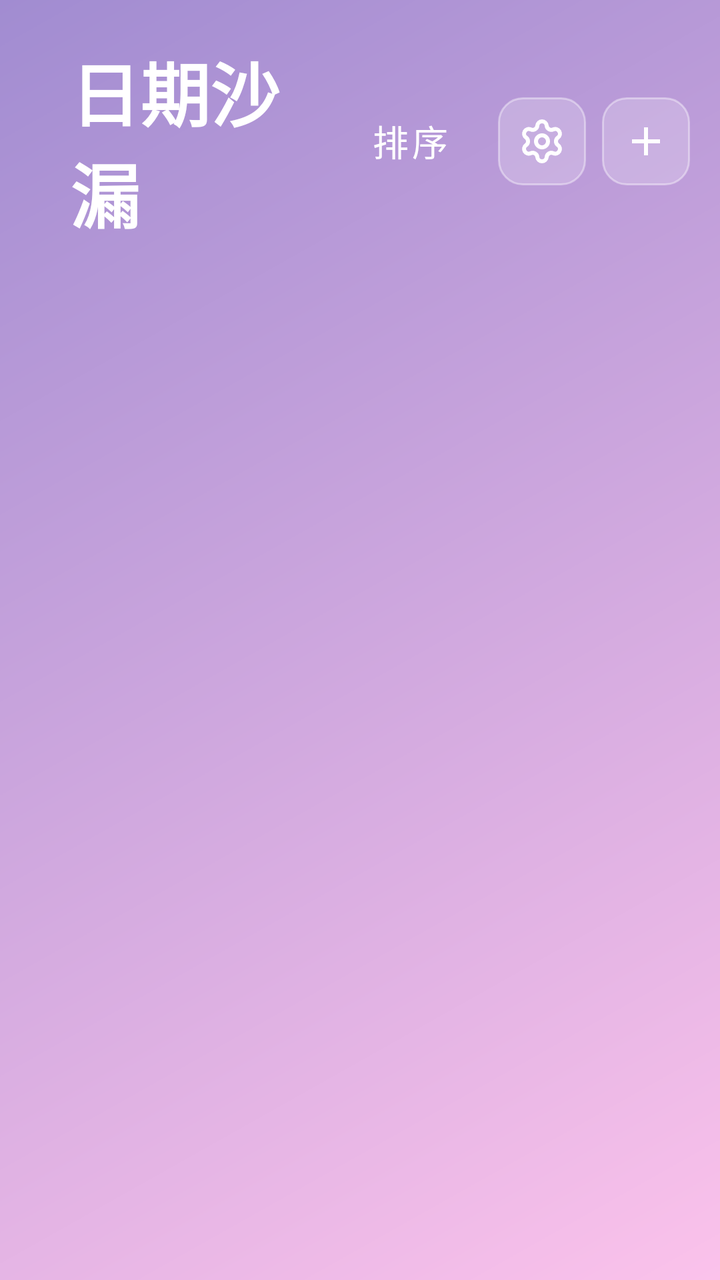
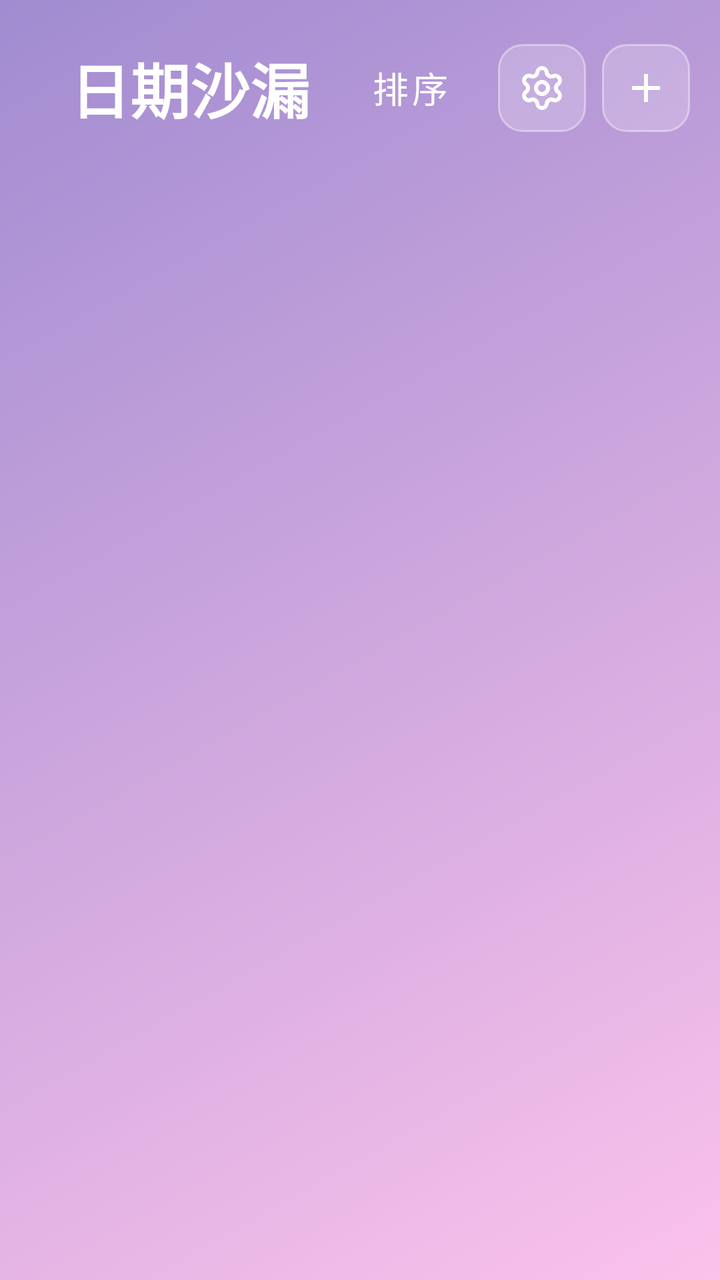

Two renders of the same Android screen: before a commit and after it. Below are the layout's source before the change and the commit's diff.
<!-- AndroidManifest.xml: application theme Theme.MyDays -->
<!-- res/layout/activity_main.xml -->
<?xml version="1.0" encoding="utf-8"?>
<RelativeLayout xmlns:android="http://schemas.android.com/apk/res/android"
    xmlns:app="http://schemas.android.com/apk/res-auto"
    android:id="@+id/main_root"
    android:layout_width="match_parent"
    android:layout_height="match_parent">

    
    <View
        android:id="@+id/main_gradient_bg"
        android:layout_width="match_parent"
        android:layout_height="match_parent"
        android:background="@drawable/bg_main_gradient" />

    
    <ImageView
        android:id="@+id/main_bg_image"
        android:layout_width="match_parent"
        android:layout_height="match_parent"
        android:scaleType="centerCrop"
        android:visibility="gone" />

    <LinearLayout
        android:layout_width="match_parent"
        android:layout_height="match_parent"
        android:orientation="vertical">

        <LinearLayout
            android:id="@+id/LinearLayoutHomeTop"
            android:layout_width="match_parent"
            android:layout_height="wrap_content"
            android:gravity="center_vertical"
            android:orientation="horizontal"
            android:paddingHorizontal="15dp"
            android:paddingTop="20dp"
            android:paddingBottom="10dp">

            <TextView
                android:id="@+id/Title"
                android:layout_width="0dp"
                android:layout_height="wrap_content"
                android:layout_marginStart="20dp"
                android:layout_weight="1"
                android:text="@string/title"
                android:textColor="#FFFFFF"
                android:textSize="35sp"
                android:textStyle="bold" />

            <Button
                android:id="@+id/sort"
                style="@style/Widget.MaterialComponents.Button.TextButton"
                android:layout_width="wrap_content"
                android:layout_height="wrap_content"
                android:text="@string/sort"
                android:textColor="#FFFFFF"
                android:textSize="18sp" />

            
            <ImageButton
                android:id="@+id/btn_theme"
                android:layout_width="44dp"
                android:layout_height="44dp"
                android:layout_marginEnd="8dp"
                android:background="@drawable/bg_glass_button"
                android:scaleType="centerInside"
                android:src="@drawable/settings"
                app:tint="#FFFFFF" />

            
            <ImageButton
                android:id="@+id/add"
                android:layout_width="44dp"
                android:layout_height="44dp"
                android:background="@drawable/bg_glass_button"
                android:scaleType="centerInside"
                android:src="@drawable/outline_add_24"
                app:tint="#FFFFFF" />
        </LinearLayout>

        <androidx.recyclerview.widget.RecyclerView
            android:id="@+id/list_home"
            android:layout_width="match_parent"
            android:layout_height="match_parent"
            android:clipToPadding="false"
            android:paddingTop="10dp" />
    </LinearLayout>
</RelativeLayout>
<!-- resources referenced by this layout -->
<resources>
  <!-- drawable bg_glass_button (drawable) -->
  <?xml version="1.0" encoding="utf-8"?>
  <shape xmlns:android="http://schemas.android.com/apk/res/android">
      <solid android:color="#33FFFFFF" />
      <corners android:radius="12dp" />
      <stroke android:width="1dp" android:color="#66FFFFFF" />
  </shape>
  <!-- drawable bg_main_gradient (drawable) -->
  <?xml version="1.0" encoding="utf-8"?>
  <shape xmlns:android="http://schemas.android.com/apk/res/android">
      <gradient
          android:angle="135"
          android:endColor="#a18cd1"
          android:startColor="#fbc2eb"
          android:type="linear" />
  </shape>
  <!-- drawable outline_add_24 (drawable) -->
  <vector xmlns:android="http://schemas.android.com/apk/res/android" android:height="24dp" android:tint="#000000" android:viewportHeight="960" android:viewportWidth="960" android:width="24dp">
        
      <path android:fillColor="@android:color/white" android:pathData="M440,520L200,520L200,440L440,440L440,200L520,200L520,440L760,440L760,520L520,520L520,760L440,760L440,520Z"/>
      
  </vector>
  <!-- drawable settings (drawable) -->
  <vector xmlns:android="http://schemas.android.com/apk/res/android"
      android:width="24dp"
      android:height="24dp"
      android:viewportWidth="24"
      android:viewportHeight="24">
    <path
        android:pathData="M9.671,4.136a2.34,2.34 0,0 1,4.659 0,2.34 2.34,0 0,0 3.319,1.915 2.34,2.34 0,0 1,2.33 4.033,2.34 2.34,0 0,0 0,3.831 2.34,2.34 0,0 1,-2.33 4.033,2.34 2.34,0 0,0 -3.319,1.915 2.34,2.34 0,0 1,-4.659 0,2.34 2.34,0 0,0 -3.32,-1.915 2.34,2.34 0,0 1,-2.33 -4.033,2.34 2.34,0 0,0 0,-3.831A2.34,2.34 0,0 1,6.35 6.051a2.34,2.34 0,0 0,3.319 -1.915"
        android:strokeLineJoin="round"
        android:strokeWidth="2"
        android:fillColor="#00000000"
        android:strokeColor="@color/white"
        android:strokeLineCap="round"/>
    <path
        android:pathData="M12,12m-3,0a3,3 0,1 1,6 0a3,3 0,1 1,-6 0"
        android:strokeLineJoin="round"
        android:strokeWidth="2"
        android:fillColor="#00000000"
        android:strokeColor="@color/white"
        android:strokeLineCap="round"/>
  </vector>
  <string name="sort">排序</string>
  <string name="title">日期沙漏</string>
  <style name="Theme.MyDays" parent="Base.Theme.MyDays" />
  <color name="white">#FFFFFFFF</color>
  <style name="Base.Theme.MyDays" parent="Theme.Material3.DayNight.NoActionBar">
          
          
      </style>
</resources>

<!-- the commit's change to res/layout/activity_main.xml (unified diff, before → after) -->
@@ -43,8 +43,10 @@
                 android:layout_weight="1"
                 android:text="@string/title"
                 android:textColor="#FFFFFF"
-                android:textSize="35sp"
-                android:textStyle="bold" />
+                android:textSize="30sp"
+                android:textStyle="bold"
+                android:maxLines="1"
+                android:ellipsize="end" />
 
             <Button
                 android:id="@+id/sort"
